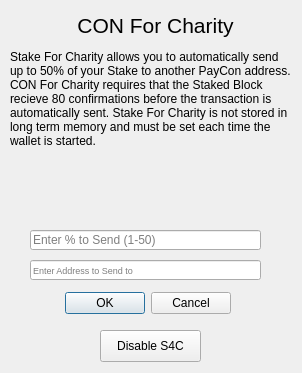
Qt form src/qt/forms/charitydialog.ui (Crestington/Test) before a commit.
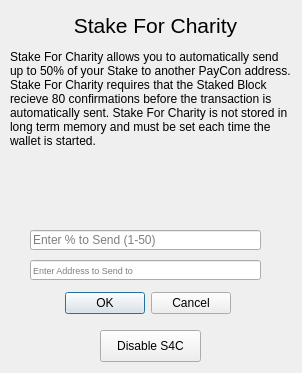
The same form after that commit.

Diff of the .ui file:
```diff
--- a/src/qt/forms/charitydialog.ui
+++ b/src/qt/forms/charitydialog.ui
@@ -87,7 +87,7 @@
     </font>
    </property>
    <property name="text">
-    <string>CON For Charity</string>
+    <string>Stake For Charity</string>
    </property>
    <property name="scaledContents">
     <bool>false</bool>
@@ -109,7 +109,7 @@
     <number>1</number>
    </property>
    <property name="text">
-    <string>Stake For Charity allows you to automatically send up to 50% of your Stake to another PayCon address.  CON For Charity requires that the Staked Block recieve 80 confirmations before the transaction is automatically sent. Stake For Charity is not stored in long term memory and must be set each time the wallet is started. </string>
+    <string>Stake For Charity allows you to automatically send up to 50% of your Stake to another PayCon address.  Stake For Charity requires that the Staked Block recieve 80 confirmations before the transaction is automatically sent. Stake For Charity is not stored in long term memory and must be set each time the wallet is started. </string>
    </property>
    <property name="alignment">
     <set>Qt::AlignLeading|Qt::AlignLeft|Qt::AlignTop</set>
```
